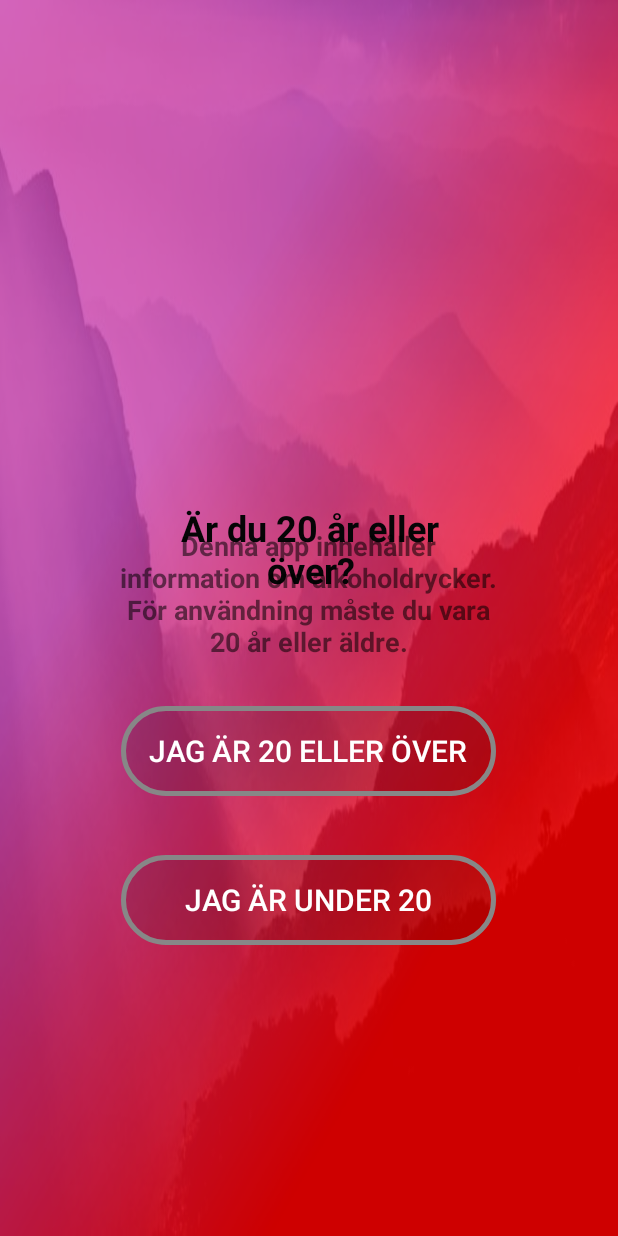
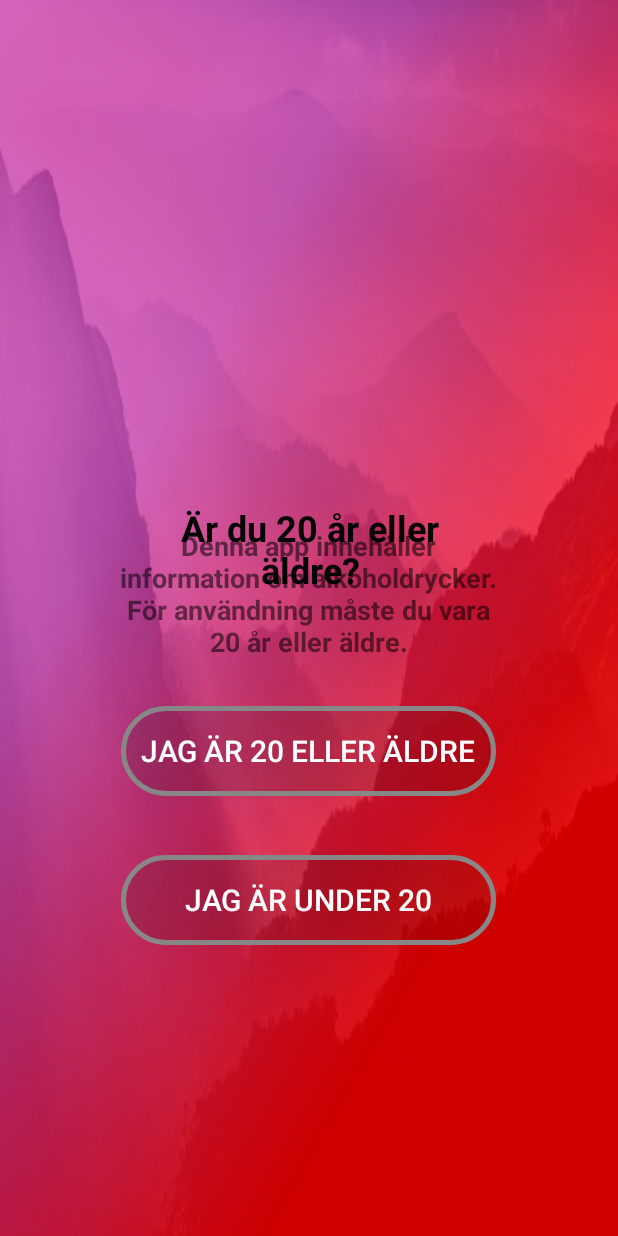
Before and after one commit to Radinger/SystembolagetappG14, an Android app: the screen it shows after launch (Aldergrans), on a phone screen of 412 x 824 dp. Run offline under Robolectric (Android 15) with nearby library versions, the phone set to English and light mode, and no system bars.

```diff
--- a/app/src/main/java/com/example/systembolagetapp/Aldergrans.java
+++ b/app/src/main/java/com/example/systembolagetapp/Aldergrans.java
@@ -20,7 +20,7 @@ public class Aldergrans extends AppCompatActivity implements Serializable {
         btn.setOnClickListener(new View.OnClickListener() {
             @Override
             public void onClick(View v) {
-                Intent intent = new Intent(Aldergrans.this, MainActivity.class);
+                Intent intent = new Intent(Aldergrans.this, Searchactivity.class);
                 startActivity(intent); finish();
             }
         });
--- a/app/src/main/java/com/example/systembolagetapp/MainActivity.java
+++ b/app/src/main/java/com/example/systembolagetapp/MainActivity.java
@@ -35,7 +35,7 @@ import org.json.JSONException;
 import org.json.JSONObject;
 
 
-public class MainActivity extends AppCompatActivity implements Serializable {
+public class    MainActivity extends AppCompatActivity implements Serializable {
 
     private static final String LOG_TAG = MainActivity.class.getSimpleName();
     private List<Product> products;
--- a/app/src/main/res/layout/activity_aldergrans.xml
+++ b/app/src/main/res/layout/activity_aldergrans.xml
@@ -23,7 +23,7 @@
         android:shadowDx="0"
         android:shadowDy="0"
         android:shadowRadius="0"
-        android:text="Jag är 20 eller över"
+        android:text="Jag är 20 eller äldre"
         android:textColor="#FFFFFF"
         android:textSize="20sp"
         app:layout_constraintBottom_toBottomOf="parent"
@@ -95,7 +95,7 @@
         android:ems="10"
         android:focusable="false"
         android:freezesText="false"
-        android:text="Är du 20 år eller över?"
+        android:text="Är du 20 år eller äldre?"
         android:textAlignment="center"
         android:textColor="#050506"
         android:textSize="24sp"
```
Also changed, not shown: app/src/main/res/layout/activity_search.xml (+10 -1 lines).
